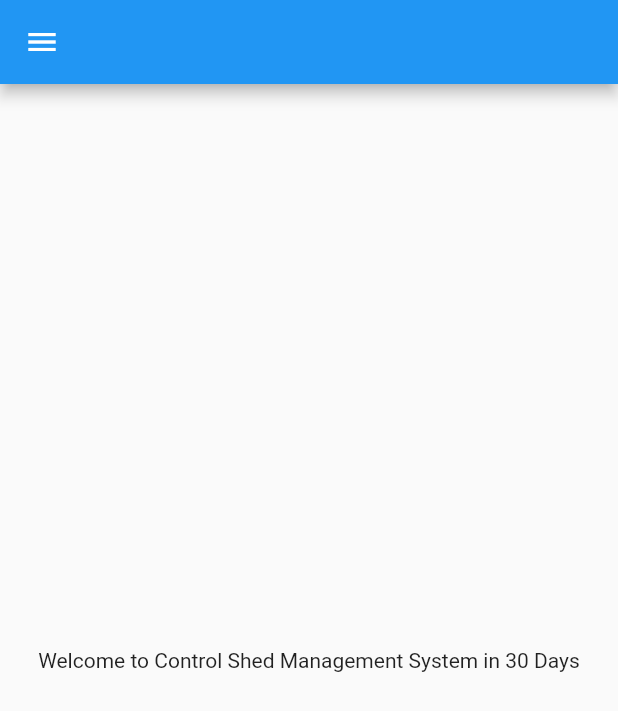
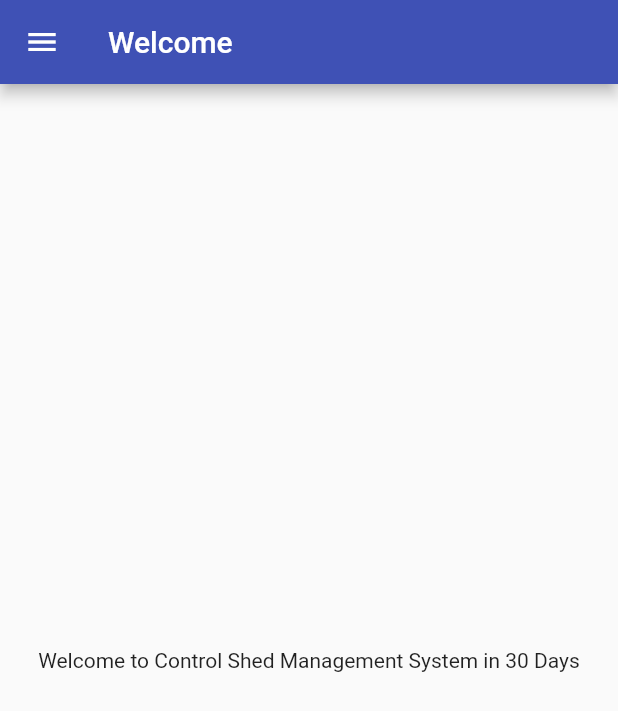
Before and after one commit to asimumsma7832/Flutterfyp, a Flutter app: the screen it shows after launch, on a phone screen of 412 x 824 dp. Shown: the top 711 px of the screen. Run offline on Flutter 3.47's test engine with Material 2 defaults, Android fonts, the phone set to English and light mode, and no system bars.

Commit message:
day 3 completed

```diff
--- a/lib/home_page.dart
+++ b/lib/Pages/home_page.dart
@@ -7,7 +7,9 @@ class HomePage extends StatelessWidget {
   @override
   Widget build(BuildContext context) {
     return Scaffold(
-      appBar: AppBar(),
+      appBar: AppBar(
+        title: Text("Welcome"),
+      ),
       body: Center(
         child: Container(
           child:
--- a/lib/main.dart
+++ b/lib/main.dart
@@ -1,5 +1,6 @@
 import 'package:flutter/material.dart';
-import 'package:flutter_application_1/home_page.dart';
+import 'package:flutter_application_1/Pages/home_page.dart';
+import 'package:flutter_application_1/Pages/login_page.dart';
 
 void main() {
   runApp(MyApp());
@@ -10,10 +11,16 @@ class MyApp extends StatelessWidget {
 
   @override
   Widget build(BuildContext context) {
-
-
     return MaterialApp(
-      home: HomePage(),
+      themeMode: ThemeMode.light,
+      theme: ThemeData(primarySwatch: Colors.indigo),
+      darkTheme: ThemeData(
+        brightness: Brightness.dark,
+      ),
+      routes: {
+        "/": (context) => HomePage(),
+        "/login": (context) => LoginPage(),
+      },
     );
   }
 }
```
Also changed, not shown: lib/Pages/login_page.dart (added, +20 -0 lines).
